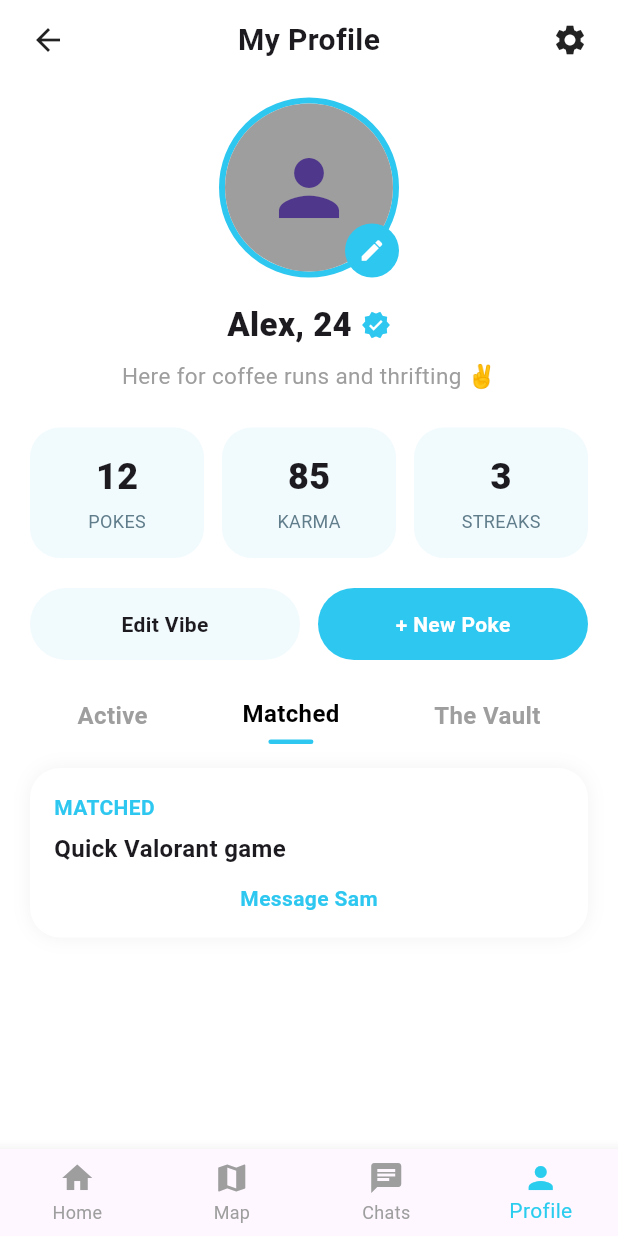
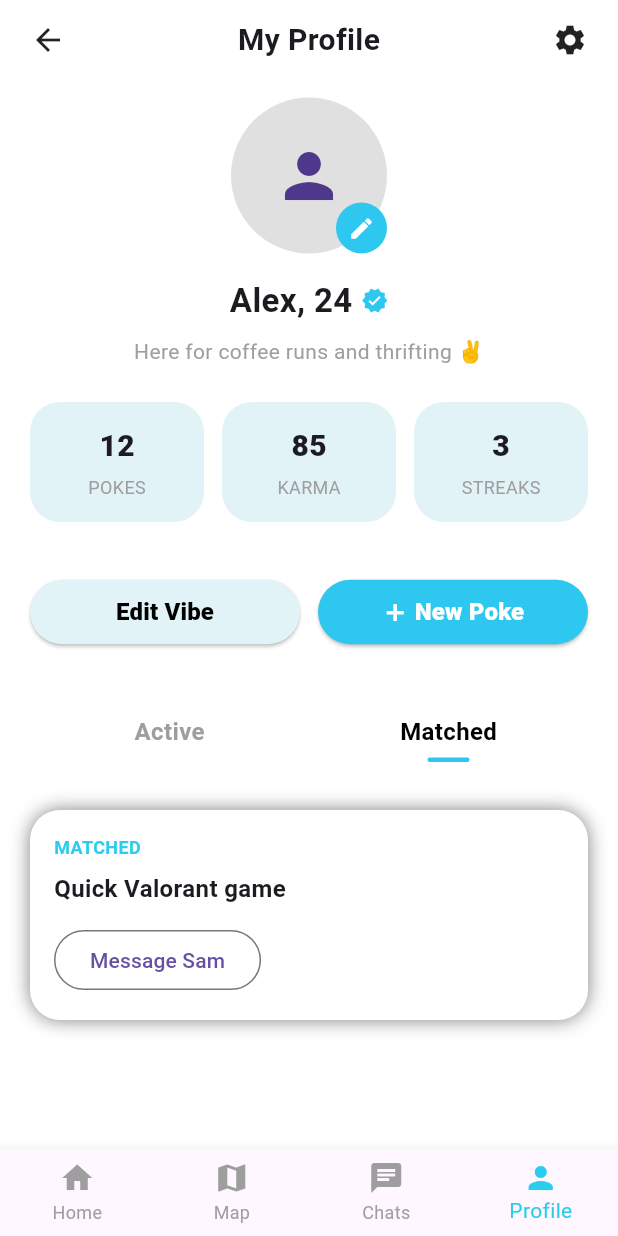
Before and after one commit to SajidSaleemKhattak/poke_up, a Flutter app: the ProfileScreen screen opened by its route, after a tap on "Matched", on a phone screen of 412 x 824 dp. Run offline on Flutter 3.47's test engine with Material 3 defaults, Android fonts, the phone set to English and light mode, and no system bars; our stand-ins replace go_router; network calls fail.

Commit message:
Still styling

```diff
--- a/lib/ux/screens/map_vibes_screen_6.dart
+++ b/lib/ux/screens/map_vibes_screen_6.dart
@@ -56,7 +56,10 @@ class MapVibesScreen extends StatelessWidget {
         color: Colors.white,
         borderRadius: BorderRadius.circular(30),
         boxShadow: [
-          BoxShadow(blurRadius: 10, color: Colors.black.withOpacity(0.05)),
+          BoxShadow(
+            blurRadius: 10,
+            color: Colors.black.withValues(alpha: 0.05),
+          ),
         ],
       ),
       child: Row(
@@ -93,7 +96,7 @@ class MapVibesScreen extends StatelessWidget {
       height: 120,
       decoration: BoxDecoration(
         shape: BoxShape.circle,
-        color: const Color(0xFF2EC7F0).withOpacity(0.15),
+        color: const Color(0xFF2EC7F0).withValues(alpha: 0.15),
       ),
       child: Center(
         child: Stack(
@@ -157,7 +160,10 @@ class MapVibesScreen extends StatelessWidget {
         color: Colors.white,
         borderRadius: BorderRadius.circular(20),
         boxShadow: [
-          BoxShadow(blurRadius: 10, color: Colors.black.withOpacity(0.05)),
+          BoxShadow(
+            blurRadius: 10,
+            color: Colors.black.withValues(alpha: 0.05),
+          ),
         ],
       ),
       child: Row(
--- a/lib/ux/screens/profile_screen_8.dart
+++ b/lib/ux/screens/profile_screen_8.dart
@@ -9,83 +9,69 @@ class ProfileScreen extends StatefulWidget {
 }
 
 class _ProfileScreenState extends State<ProfileScreen> {
-  int selectedTab = 0;
+  bool showActive = true; // 🔹 state switch
 
   @override
   Widget build(BuildContext context) {
     return Scaffold(
       backgroundColor: Colors.white,
       body: SafeArea(
-        child: SingleChildScrollView(
-          padding: const EdgeInsets.symmetric(horizontal: 20),
         child: Column(
-            crossAxisAlignment: CrossAxisAlignment.center,
           children: [
             const SizedBox(height: 12),
 
-              // 🔹 Header
-              Row(
-                children: [
-                  const Icon(Icons.arrow_back),
-                  const Spacer(),
-                  const Text(
+            // 🔹 Top bar
+            Padding(
+              padding: const EdgeInsets.symmetric(horizontal: 20),
+              child: Row(
+                children: const [
+                  Icon(Icons.arrow_back),
+                  Spacer(),
+                  Text(
                     "My Profile",
                     style: TextStyle(fontSize: 20, fontWeight: FontWeight.w700),
                   ),
-                  const Spacer(),
-                  const Icon(Icons.settings),
+                  Spacer(),
+                  Icon(Icons.settings),
                 ],
+              ),
             ),
 
             const SizedBox(height: 24),
 
-              // 🔹 Profile Avatar
+            // 🔹 Profile Image
             Stack(
               alignment: Alignment.bottomRight,
               children: [
-                  Container(
-                    width: 120,
-                    height: 120,
-                    decoration: BoxDecoration(
-                      shape: BoxShape.circle,
-                      border: Border.all(
-                        color: const Color(0xFF2EC7F0),
-                        width: 4,
-                      ),
-                    ),
-                    child: const CircleAvatar(
-                      backgroundColor: Colors.grey,
-                      child: Icon(Icons.person, size: 60),
-                    ),
+                CircleAvatar(
+                  radius: 52,
+                  backgroundColor: Colors.grey.shade300,
+                  child: const Icon(Icons.person, size: 48),
                 ),
                 Container(
-                    width: 36,
-                    height: 36,
+                  width: 34,
+                  height: 34,
                   decoration: const BoxDecoration(
                     shape: BoxShape.circle,
                     color: Color(0xFF2EC7F0),
                   ),
-                    child: const Icon(
-                      Icons.edit,
-                      size: 18,
-                      color: Colors.white,
-                    ),
+                  child: const Icon(Icons.edit, size: 18, color: Colors.white),
                 ),
               ],
             ),
 
             const SizedBox(height: 16),
 
-              // 🔹 Name + Verified
+            // 🔹 Name
             Row(
               mainAxisAlignment: MainAxisAlignment.center,
               children: const [
                 Text(
                   "Alex, 24",
-                    style: TextStyle(fontSize: 22, fontWeight: FontWeight.w800),
+                  style: TextStyle(fontSize: 22, fontWeight: FontWeight.w700),
                 ),
                 SizedBox(width: 6),
-                  Icon(Icons.verified, color: Color(0xFF2EC7F0), size: 20),
+                Icon(Icons.verified, size: 18, color: Color(0xFF2EC7F0)),
               ],
             ),
 
@@ -93,137 +79,233 @@ class _ProfileScreenState extends State<ProfileScreen> {
 
             const Text(
               "Here for coffee runs and thrifting ✌️",
-                style: TextStyle(fontSize: 15, color: Colors.grey),
-                textAlign: TextAlign.center,
+              style: TextStyle(color: Colors.grey),
             ),
 
             const SizedBox(height: 24),
 
             // 🔹 Stats
-              Row(
+            Padding(
+              padding: const EdgeInsets.symmetric(horizontal: 20),
+              child: Row(
                 children: const [
-                  _StatCard(title: "12", subtitle: "POKES"),
+                  _StatBox(title: "12", label: "POKES"),
                   SizedBox(width: 12),
-                  _StatCard(title: "85", subtitle: "KARMA"),
+                  _StatBox(title: "85", label: "KARMA"),
                   SizedBox(width: 12),
-                  _StatCard(title: "3", subtitle: "STREAKS"),
+                  _StatBox(title: "3", label: "STREAKS"),
                 ],
+              ),
             ),
 
             const SizedBox(height: 20),
 
-              // 🔹 Action Buttons
-              Row(
+            // 🔹 Buttons
+            Padding(
+              padding: const EdgeInsets.symmetric(
+                horizontal: 20,
+                vertical: 16.0,
+              ),
+              child: Row(
                 children: [
-                  Expanded(child: _OutlinedButton(title: "Edit Vibe")),
+                  Expanded(
+                    child: ElevatedButton(
+                      onPressed: () {},
+                      style: ElevatedButton.styleFrom(
+                        shape: RoundedRectangleBorder(
+                          borderRadius: BorderRadius.circular(30),
+                        ),
+                        backgroundColor: AppStyling.primaryLight,
+                      ),
+                      child: Padding(
+                        padding: const EdgeInsets.symmetric(vertical: 10.0),
+                        child: const Text(
+                          "Edit Vibe",
+                          style: TextStyle(
+                            fontSize: 16,
+                            fontWeight: FontWeight.w800,
+                            color: Colors.black,
+                          ),
+                        ),
+                      ),
+                    ),
+                  ),
                   const SizedBox(width: 12),
-                  Expanded(child: _PrimaryButton(title: "+ New Poke")),
+                  Expanded(
+                    child: ElevatedButton(
+                      onPressed: () {},
+                      style: ElevatedButton.styleFrom(
+                        backgroundColor: const Color(0xFF2EC7F0),
+                        shape: RoundedRectangleBorder(
+                          borderRadius: BorderRadius.circular(30),
+                        ),
+                      ),
+                      child: Row(
+                        mainAxisAlignment: MainAxisAlignment.center,
+                        children: [
+                          Icon(
+                            Icons.add,
+                            color: AppStyling.white,
+                            fontWeight: FontWeight.w700,
+                            size: 18,
+                          ),
+                          SizedBox(width: 4.0),
+                          Padding(
+                            padding: const EdgeInsets.symmetric(vertical: 10.0),
+                            child: const Text(
+                              "New Poke",
+                              style: TextStyle(
+                                fontWeight: FontWeight.w800,
+                                fontSize: 16,
+                                color: AppStyling.white,
+                              ),
+                            ),
+                          ),
                         ],
                       ),
-
-              const SizedBox(height: 24),
-
-              // 🔹 Tabs
-              Row(
-                mainAxisAlignment: MainAxisAlignment.spaceAround,
-                children: [
-                  _tab("Active", 0),
-                  _tab("Matched", 1),
-                  _tab("The Vault", 2),
+                    ),
+                  ),
                 ],
               ),
+            ),
 
-              const SizedBox(height: 16),
+            const SizedBox(height: 28),
 
-              // 🔹 Tab Content
-              if (selectedTab == 0) ...[
-                _ActiveCard(
-                  title: "Anyone for boba right now? 🧋",
-                  time: "2 mins ago",
-                  footer: "4 interested",
+            // 🔹 Tabs (Active / Matched)
+            Padding(
+              padding: const EdgeInsets.symmetric(horizontal: 20),
+              child: Row(
+                children: [
+                  _tabButton(
+                    title: "Active",
+                    active: showActive,
+                    onTap: () => setState(() => showActive = true),
                   ),
-                _ActiveCard(
-                  title: "Study buddy for library? 📚",
-                  time: "15 mins ago",
-                  subtitle:
-                      "Need someone to keep me accountable for finals week. I have snacks!",
-                  footer: "No responses yet...",
+                  _tabButton(
+                    title: "Matched",
+                    active: !showActive,
+                    onTap: () => setState(() => showActive = false),
                   ),
                 ],
+              ),
+            ),
 
-              if (selectedTab == 1) _MatchedCard(),
+            const SizedBox(height: 12),
 
-              const SizedBox(height: 40),
+            // 🔹 Content Area
+            Expanded(
+              child: AnimatedSwitcher(
+                duration: const Duration(milliseconds: 250),
+                child: showActive ? _activeList() : _matchedList(),
+              ),
+            ),
           ],
-          ),
         ),
       ),
     );
   }
 
-  Widget _tab(String title, int index) {
-    final bool active = selectedTab == index;
-
-    return GestureDetector(
-      onTap: () => setState(() => selectedTab = index),
+  // ===============================
+  // Tabs
+  // ===============================
+  Widget _tabButton({
+    required String title,
+    required bool active,
+    required VoidCallback onTap,
+  }) {
+    return Expanded(
+      child: GestureDetector(
+        onTap: onTap,
         child: Column(
           children: [
             Text(
               title,
               style: TextStyle(
                 fontSize: 16,
-              fontWeight: FontWeight.w600,
+                fontWeight: FontWeight.w700,
                 color: active ? Colors.black : Colors.grey,
               ),
             ),
             const SizedBox(height: 6),
-          if (active)
-            Container(
-              width: 30,
+            AnimatedContainer(
+              duration: const Duration(milliseconds: 200),
               height: 3,
+              width: active ? 28 : 0,
               decoration: BoxDecoration(
-                borderRadius: BorderRadius.circular(4),
                 color: const Color(0xFF2EC7F0),
+                borderRadius: BorderRadius.circular(2),
               ),
             ),
           ],
         ),
+      ),
+    );
+  }
+
+  // ===============================
+  // Active Content
+  // ===============================
+  Widget _activeList() {
+    return ListView(
+      padding: const EdgeInsets.all(20),
+      children: const [
+        _ActiveCard(
+          title: "Anyone for boba right now? 🧋",
+          subtitle: "4 interested",
+          time: "2 mins ago",
+        ),
+        _ActiveCard(
+          title: "Study buddy for library? 📚",
+          subtitle: "No responses yet",
+          time: "15 mins ago",
+        ),
+      ],
+    );
+  }
+
+  // ===============================
+  // Matched Content
+  // ===============================
+  Widget _matchedList() {
+    return ListView(
+      padding: const EdgeInsets.all(20),
+      children: const [
+        _MatchedCard(title: "Quick Valorant game", actionText: "Message Sam"),
+      ],
     );
   }
 }
 
-/// ===============================
-/// Widgets
-/// ===============================
+// ===============================
+// Reusable Widgets
+// ===============================
 
-class _StatCard extends StatelessWidget {
+class _StatBox extends StatelessWidget {
   final String title;
-  final String subtitle;
+  final String label;
 
-  const _StatCard({required this.title, required this.subtitle});
+  const _StatBox({required this.title, required this.label});
 
   @override
   Widget build(BuildContext context) {
     return Expanded(
       child: Container(
-        padding: const EdgeInsets.symmetric(vertical: 16),
+        height: 80,
         decoration: BoxDecoration(
           borderRadius: BorderRadius.circular(20),
-          color: const Color(0xFFF1FAFD),
+          color: AppStyling.primaryLight,
         ),
         child: Column(
+          mainAxisAlignment: MainAxisAlignment.center,
           children: [
             Text(
               title,
-              style: const TextStyle(fontSize: 24, fontWeight: FontWeight.w800),
+              style: const TextStyle(fontSize: 20, fontWeight: FontWeight.w800),
             ),
             const SizedBox(height: 4),
             Text(
-              subtitle,
-              style: const TextStyle(
-                fontSize: 12,
-                color: AppStyling.secondaryColor,
-              ),
+              label,
+              style: const TextStyle(fontSize: 12, color: Colors.grey),
             ),
           ],
         ),
@@ -232,63 +314,15 @@ class _StatCard extends StatelessWidget {
   }
 }
 
-class _PrimaryButton extends StatelessWidget {
-  final String title;
-
-  const _PrimaryButton({required this.title});
-
-  @override
-  Widget build(BuildContext context) {
-    return Container(
-      height: 48,
-      decoration: BoxDecoration(
-        borderRadius: BorderRadius.circular(30),
-        color: const Color(0xFF2EC7F0),
-      ),
-      child: Center(
-        child: Text(
-          title,
-          style: const TextStyle(
-            color: Colors.white,
-            fontWeight: FontWeight.w700,
-          ),
-        ),
-      ),
-    );
-  }
-}
-
-class _OutlinedButton extends StatelessWidget {
-  final String title;
-
-  const _OutlinedButton({required this.title});
-
-  @override
-  Widget build(BuildContext context) {
-    return Container(
-      height: 48,
-      decoration: BoxDecoration(
-        borderRadius: BorderRadius.circular(30),
-        color: const Color(0xFFF1FAFD),
-      ),
-      child: Center(
-        child: Text(title, style: const TextStyle(fontWeight: FontWeight.w600)),
-      ),
-    );
-  }
-}
-
 class _ActiveCard extends StatelessWidget {
   final String title;
+  final String subtitle;
   final String time;
-  final String? subtitle;
-  final String footer;
 
   const _ActiveCard({
     required this.title,
+    required this.subtitle,
     required this.time,
-    this.subtitle,
-    required this.footer,
   });
 
   @override
@@ -303,27 +337,20 @@ class _ActiveCard extends StatelessWidget {
       child: Column(
         crossAxisAlignment: CrossAxisAlignment.start,
         children: [
-          Text(
-            "● Live   $time",
-            style: const TextStyle(color: Color(0xFF2EC7F0)),
+          Row(
+            children: [
+              const Icon(Icons.circle, size: 8, color: Color(0xFF2EC7F0)),
+              const SizedBox(width: 8),
+              Text("Live • $time"),
+            ],
           ),
-          const SizedBox(height: 8),
+          const SizedBox(height: 12),
           Text(
             title,
             style: const TextStyle(fontSize: 16, fontWeight: FontWeight.w700),
           ),
-          if (subtitle != null) ...[
           const SizedBox(height: 8),
-            Text(subtitle!, style: const TextStyle(color: Colors.grey)),
-          ],
-          const SizedBox(height: 12),
-          Text(
-            footer,
-            style: const TextStyle(
-              fontStyle: FontStyle.italic,
-              color: Colors.grey,
-            ),
-          ),
+          Text(subtitle, style: const TextStyle(color: Colors.grey)),
         ],
       ),
     );
@@ -331,6 +358,11 @@ class _ActiveCard extends StatelessWidget {
 }
 
 class _MatchedCard extends StatelessWidget {
+  final String title;
+  final String actionText;
+
+  const _MatchedCard({required this.title, required this.actionText});
+
   @override
   Widget build(BuildContext context) {
     return Container(
@@ -339,34 +371,27 @@ class _MatchedCard extends StatelessWidget {
         borderRadius: BorderRadius.circular(20),
         color: Colors.white,
         boxShadow: [
-          BoxShadow(blurRadius: 10, color: Colors.black.withOpacity(0.05)),
+          BoxShadow(blurRadius: 10, color: Colors.black.withValues(alpha: 0.5)),
         ],
       ),
       child: Column(
         crossAxisAlignment: CrossAxisAlignment.start,
-        children: const [
-          Text(
+        children: [
+          const Text(
             "MATCHED",
             style: TextStyle(
-              color: Color(0xFF2EC7F0),
+              fontSize: 12,
+              color: AppStyling.primaryColor,
               fontWeight: FontWeight.w700,
             ),
           ),
-          SizedBox(height: 6),
+          const SizedBox(height: 8),
           Text(
-            "Quick Valorant game",
-            style: TextStyle(fontSize: 16, fontWeight: FontWeight.w700),
+            title,
+            style: const TextStyle(fontSize: 16, fontWeight: FontWeight.w700),
           ),
-          SizedBox(height: 12),
-          Center(
-            child: Text(
-              "Message Sam",
-              style: TextStyle(
-                color: Color(0xFF2EC7F0),
-                fontWeight: FontWeight.w600,
-              ),
-            ),
-          ),
+          const SizedBox(height: 12),
+          OutlinedButton(onPressed: () {}, child: Text(actionText)),
         ],
       ),
     );
```
Lines whose indentation alone changed are shown as unchanged.
